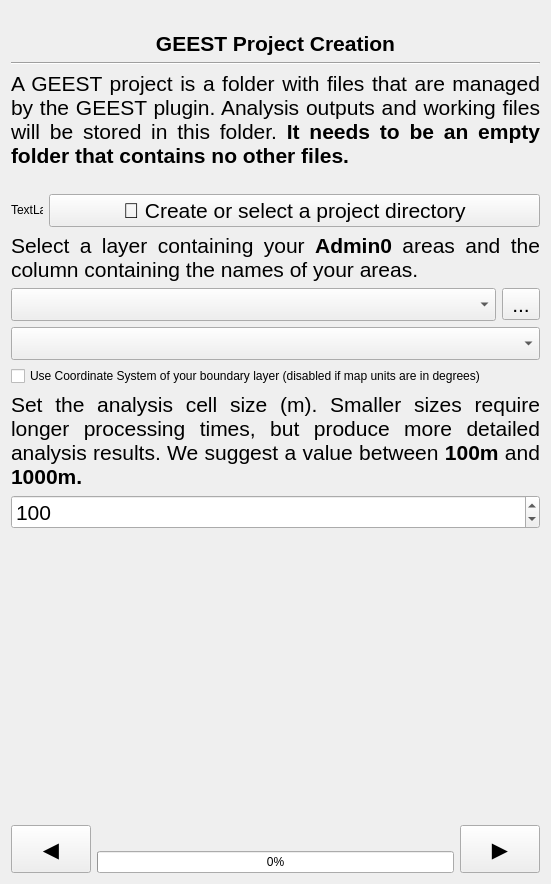
worldbank/GEEST, file geest/ui/create_project_panel_base.ui: the form before one commit.
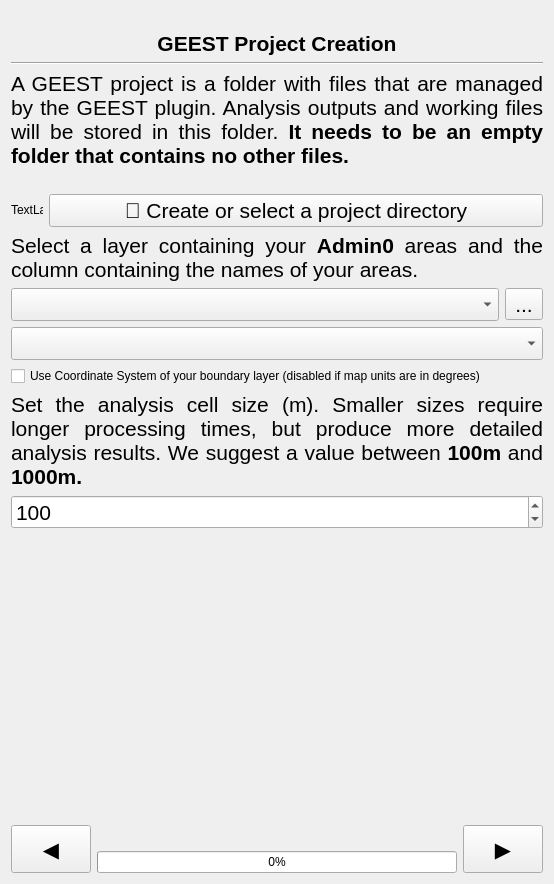
The form after the commit. Icons and pictures are not drawn. Custom widgets are drawn as their Qt base class.

Diff of the .ui file:
```diff
--- a/geest/ui/create_project_panel_base.ui
+++ b/geest/ui/create_project_panel_base.ui
@@ -6,7 +6,7 @@
    <rect>
     <x>0</x>
     <y>0</y>
-    <width>551</width>
+    <width>554</width>
     <height>884</height>
    </rect>
   </property>
@@ -198,7 +198,7 @@
       </font>
      </property>
      <property name="minimum">
-      <number>10</number>
+      <number>1</number>
      </property>
      <property name="maximum">
       <number>100000</number>
```
